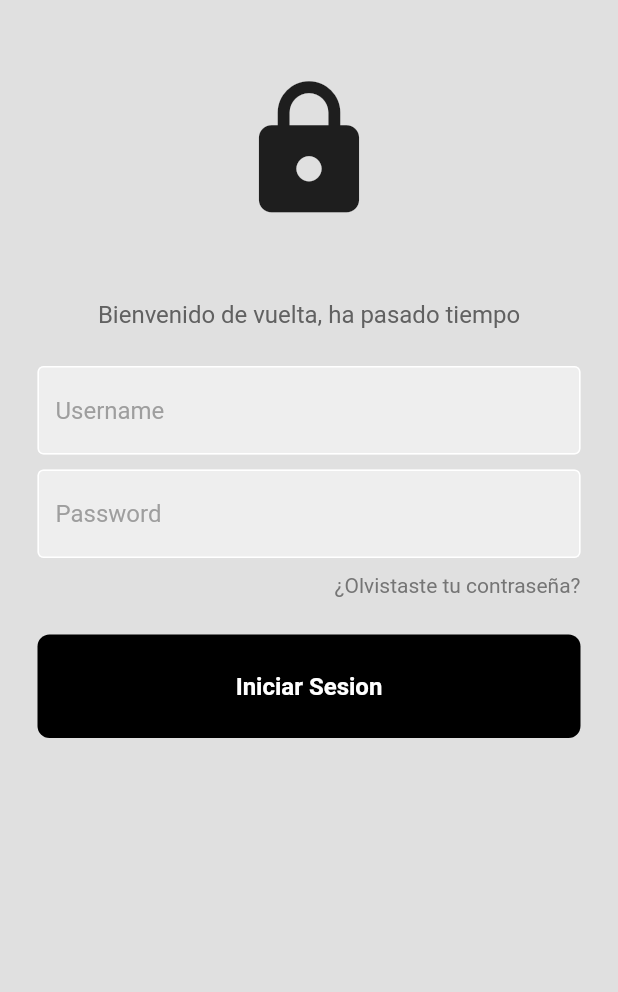
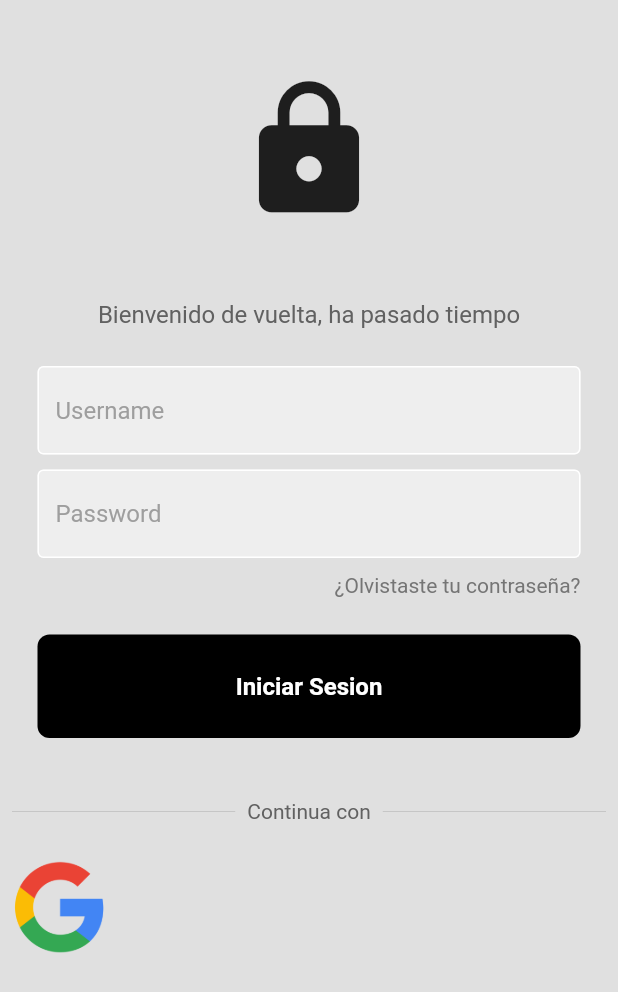
Before and after one commit to emmaprofemx/LoginUI-Flutter, a Flutter app: the screen it shows after launch, on a phone screen of 412 x 824 dp. Shown: the top 992 px of the screen. Run offline on Flutter 3.47's test engine with Material 2 defaults, Android fonts, the phone set to English and light mode, and no system bars.

Commit message:
Clase componente para las imagenes

```diff
--- a/lib/components/my_button.dart
+++ b/lib/components/my_button.dart
@@ -4,11 +4,15 @@ import 'package:flutter/src/widgets/container.dart';
 import 'package:flutter/src/widgets/framework.dart';
 
 class MyButton extends StatelessWidget {
-  const MyButton({super.key});
+
+  final Function()? onTap;
+  const MyButton({super.key , required this.onTap});
 
   @override
   Widget build(BuildContext context) {
-    return Container(
+    return GestureDetector(
+      onTap: onTap,
+      child: Container(
       padding: EdgeInsets.all(25),
       margin: EdgeInsets.symmetric(horizontal: 25),
       decoration: BoxDecoration(
@@ -25,6 +29,8 @@ class MyButton extends StatelessWidget {
           ),
         ),
       ),
-    );
+    ),
+    ) ;
+
   }
 }
--- /dev/null
+++ b/lib/components/square_tile.dart
@@ -0,0 +1,19 @@
+import 'package:flutter/cupertino.dart';
+import 'package:flutter/src/widgets/container.dart';
+import 'package:flutter/src/widgets/framework.dart';
+
+class SqueareTild extends StatelessWidget {
+  //Agregando atributos
+  final String imagePath;
+  const SqueareTild({
+    super.key,
+    required this.imagePath,
+    });
+
+  @override
+  Widget build(BuildContext context) {
+    return Container(
+      child: Image.asset(imagePath),
+    );
+  }
+}
--- a/lib/login_page.dart
+++ b/lib/login_page.dart
@@ -10,6 +10,11 @@ LoginPage({super.key});
 //text editing controllers
 final usernameController = TextEditingController();
 final passwordController = TextEditingController();
+
+//Creando metodo para mandar a la pantalla principal
+void signUserIn(){}
+
+
   @override
   Widget build(BuildContext context) {
     return Scaffold(
@@ -61,7 +66,52 @@ final passwordController = TextEditingController();
                 ),
                 const SizedBox(height: 25),
               //Botton de iniciar sesion
-              MyButton(),
+              MyButton(
+                onTap: signUserIn,
+              ),
+              const SizedBox(height: 25),
+              //o continuar con
+              Padding(
+                padding: const EdgeInsets.all(8.0),
+                child: Row(
+                  children: [
+                    //Linea izquierda
+                    Expanded(
+                    child: Divider(thickness: 0.5,
+                    color: Colors.grey[400],)
+                    ),
+                    Padding(
+                      padding: const EdgeInsets.all(8.0),
+                      child: Text(
+                        'Continua con' ,
+                        style: TextStyle(color: Colors.grey[700]),
+                      ),
+                    ),
+                    Expanded(
+                      child: Divider(
+                      thickness: 0.5,
+                      color: Colors.grey[400],
+                    ),
+                    ),
+                  ],
+                ),
+              ),
+
+              //google + apple sign in icons buttons
+              Row(
+              children: [
+                Image.asset('lib/images/google.png',
+                height: 80,),
+              ],
+              )
+
+
+
+
+
+
+
+
             ],
           ),
         ),
```
Also changed, not shown: lib/images/rayitos.png (added).
